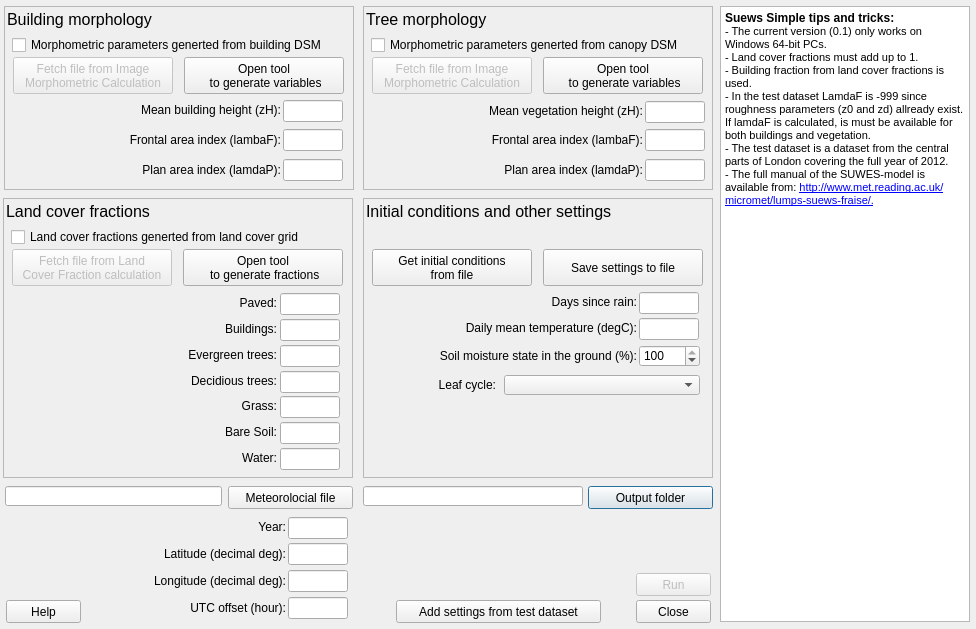
Before: the Qt Designer form SuewsSimple/suews_simple_dialog_base.ui in UMEP-dev/UMEP, drawn with Qt 5.
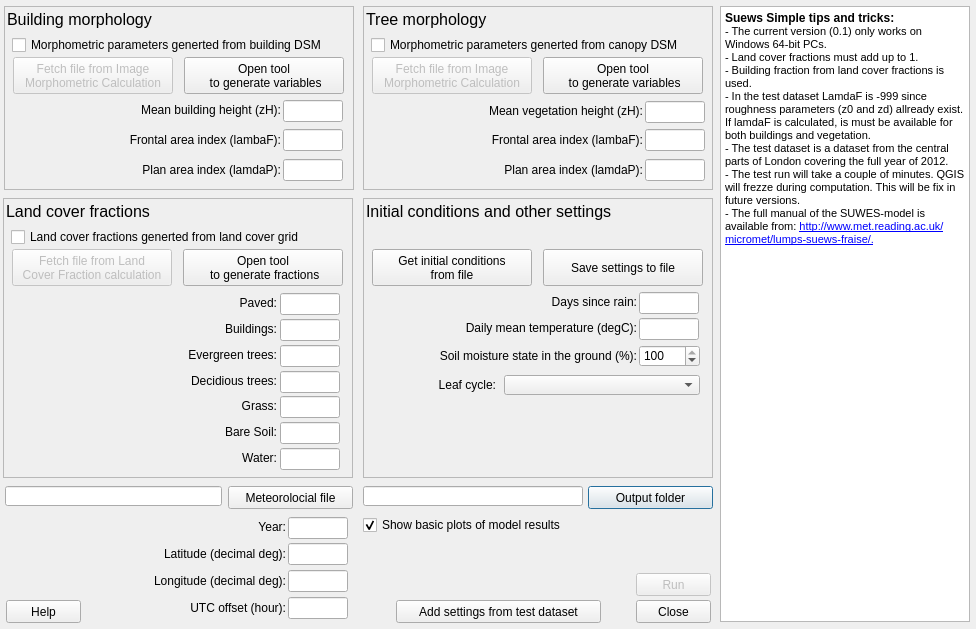
After: the same form once the commit is applied.

Commit message: OFFICIAL RELEASE, VERSION 0.1 BETA

Patch:
```diff
--- a/SuewsSimple/suews_simple_dialog_base.ui
+++ b/SuewsSimple/suews_simple_dialog_base.ui
@@ -1196,16 +1196,33 @@
     <string>&lt;!DOCTYPE HTML PUBLIC &quot;-//W3C//DTD HTML 4.0//EN&quot; &quot;http://www.w3.org/TR/REC-html40/strict.dtd&quot;&gt;
 &lt;html&gt;&lt;head&gt;&lt;meta name=&quot;qrichtext&quot; content=&quot;1&quot; /&gt;&lt;style type=&quot;text/css&quot;&gt;
 p, li { white-space: pre-wrap; }
-&lt;/style&gt;&lt;/head&gt;&lt;body style=&quot; font-family:'MS Shell Dlg 2'; font-size:7.8pt; font-weight:400; font-style:normal;&quot;&gt;
+&lt;/style&gt;&lt;/head&gt;&lt;body style=&quot; font-family:'MS Shell Dlg 2'; font-size:8.25pt; font-weight:400; font-style:normal;&quot;&gt;
 &lt;p style=&quot; margin-top:0px; margin-bottom:0px; margin-left:0px; margin-right:0px; -qt-block-indent:0; text-indent:0px;&quot;&gt;&lt;span style=&quot; font-size:9pt; font-weight:600;&quot;&gt;Suews Simple tips and tricks:&lt;/span&gt;&lt;/p&gt;
 &lt;p style=&quot; margin-top:0px; margin-bottom:0px; margin-left:0px; margin-right:0px; -qt-block-indent:0; text-indent:0px;&quot;&gt;&lt;span style=&quot; font-size:8pt;&quot;&gt;- The current version (0.1) only works on Windows 64-bit PCs.&lt;/span&gt;&lt;/p&gt;
 &lt;p style=&quot; margin-top:0px; margin-bottom:0px; margin-left:0px; margin-right:0px; -qt-block-indent:0; text-indent:0px;&quot;&gt;&lt;span style=&quot; font-size:8pt;&quot;&gt;- Land cover fractions must add up to 1. &lt;/span&gt;&lt;/p&gt;
 &lt;p style=&quot; margin-top:0px; margin-bottom:0px; margin-left:0px; margin-right:0px; -qt-block-indent:0; text-indent:0px;&quot;&gt;&lt;span style=&quot; font-size:8pt;&quot;&gt;- Building fraction from land cover fractions is used.&lt;/span&gt;&lt;/p&gt;
 &lt;p style=&quot; margin-top:0px; margin-bottom:0px; margin-left:0px; margin-right:0px; -qt-block-indent:0; text-indent:0px;&quot;&gt;&lt;span style=&quot; font-size:8pt;&quot;&gt;- In the test dataset LamdaF is -999 since roughness parameters (z0 and zd) allready exist. If lamdaF is calculated, is must be available for both buildings and vegetation. &lt;/span&gt;&lt;/p&gt;
-&lt;p style=&quot; margin-top:0px; margin-bottom:0px; margin-left:0px; margin-right:0px; -qt-block-indent:0; text-indent:0px;&quot;&gt;&lt;span style=&quot; font-size:8pt;&quot;&gt;- The test dataset is a dataset from the central parts of London covering the full year of 2012. &lt;/span&gt;&lt;/p&gt;
+&lt;p style=&quot; margin-top:0px; margin-bottom:0px; margin-left:0px; margin-right:0px; -qt-block-indent:0; text-indent:0px;&quot;&gt;&lt;span style=&quot; font-size:8pt;&quot;&gt;- The test dataset is a dataset from the central parts of London covering the full year of 2012.&lt;/span&gt;&lt;/p&gt;
+&lt;p style=&quot; margin-top:0px; margin-bottom:0px; margin-left:0px; margin-right:0px; -qt-block-indent:0; text-indent:0px;&quot;&gt;&lt;span style=&quot; font-size:8pt;&quot;&gt;- The test run will take a couple of minutes. QGIS will frezze during computation. This will be fix in future versions. &lt;/span&gt;&lt;/p&gt;
 &lt;p style=&quot; margin-top:0px; margin-bottom:0px; margin-left:0px; margin-right:0px; -qt-block-indent:0; text-indent:0px;&quot;&gt;&lt;span style=&quot; font-size:8pt;&quot;&gt;- The full manual of the SUWES-model is available from: &lt;/span&gt;&lt;a href=&quot;http://www.met.reading.ac.uk/micromet/lumps-suews-fraise/&quot;&gt;&lt;span style=&quot; font-size:8pt; text-decoration: underline; color:#0000ff;&quot;&gt;http://www.met.reading.ac.uk/micromet/lumps-suews-fraise/.&lt;/span&gt;&lt;/a&gt;&lt;/p&gt;&lt;/body&gt;&lt;/html&gt;</string>
    </property>
   </widget>
+  <widget class="QCheckBox" name="checkBoxPlots">
+   <property name="geometry">
+    <rect>
+     <x>363</x>
+     <y>516</y>
+     <width>331</width>
+     <height>18</height>
+    </rect>
+   </property>
+   <property name="text">
+    <string>Show basic plots of model results</string>
+   </property>
+   <property name="checked">
+    <bool>true</bool>
+   </property>
+  </widget>
  </widget>
  <resources/>
  <connections>
```
The commit also changes 22 other files.
